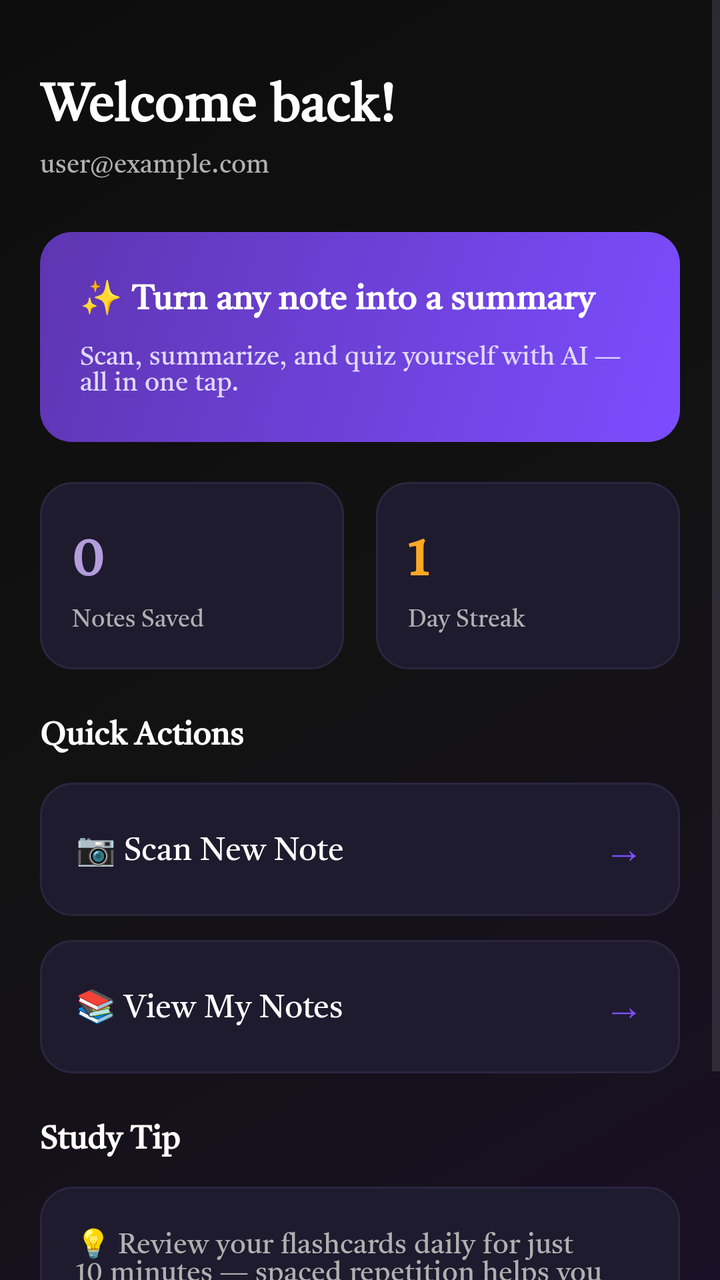
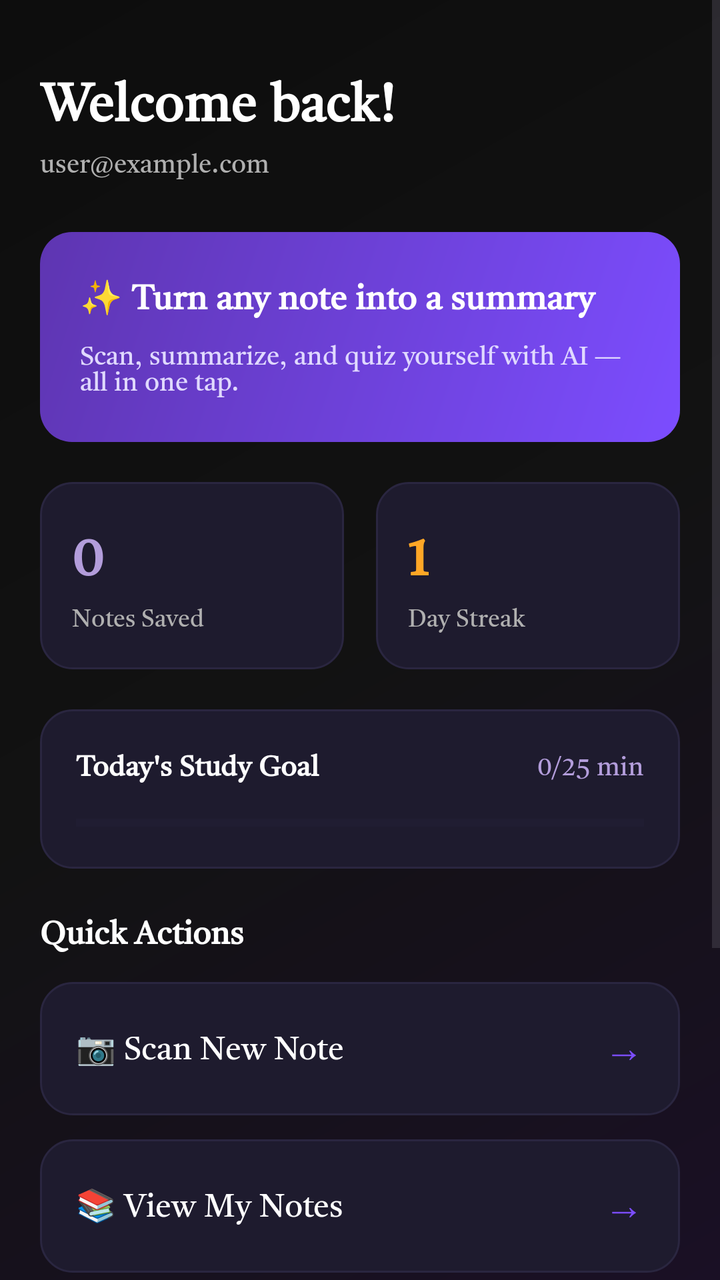

Two renders of the same Android screen: before a commit and after it. Below are the layout's source before the change and the commit's diff.
<!-- AndroidManifest.xml: application theme Theme.Scanlern -->
<!-- res/layout/fragment_home.xml -->
<?xml version="1.0" encoding="utf-8"?>
<ScrollView xmlns:android="http://schemas.android.com/apk/res/android"
    xmlns:app="http://schemas.android.com/apk/res-auto"
    xmlns:tools="http://schemas.android.com/tools"
    android:layout_width="match_parent"
    android:layout_height="match_parent"
    android:background="@drawable/bg_gradient_main"
    tools:context=".HomeFragment">

    <LinearLayout
        android:layout_width="match_parent"
        android:layout_height="wrap_content"
        android:orientation="vertical"
        android:padding="20dp">

        <TextView
            android:id="@+id/tvWelcome"
            android:layout_width="match_parent"
            android:layout_height="wrap_content"
            android:text="Welcome back!"
            android:textSize="26sp"
            android:textStyle="bold"
            android:textColor="@color/text_primary"
            android:layout_marginTop="12dp" />

        <TextView
            android:id="@+id/tvUserEmail"
            android:layout_width="match_parent"
            android:layout_height="wrap_content"
            android:text="user@example.com"
            android:textSize="13sp"
            android:textColor="@color/text_secondary"
            android:layout_marginBottom="24dp" />

        
        <LinearLayout
            android:layout_width="match_parent"
            android:layout_height="wrap_content"
            android:orientation="vertical"
            android:background="@drawable/bg_card_accent"
            android:padding="20dp"
            android:layout_marginBottom="20dp">

            <TextView
                android:layout_width="match_parent"
                android:layout_height="wrap_content"
                android:text="✨ Turn any note into a summary"
                android:textSize="17sp"
                android:textStyle="bold"
                android:textColor="@color/white" />

            <TextView
                android:layout_width="match_parent"
                android:layout_height="wrap_content"
                android:text="Scan, summarize, and quiz yourself with AI — all in one tap."
                android:textSize="13sp"
                android:textColor="#E0D9FF"
                android:layout_marginTop="6dp" />

        </LinearLayout>

        
        <LinearLayout
            android:layout_width="match_parent"
            android:layout_height="wrap_content"
            android:orientation="horizontal"
            android:layout_marginBottom="20dp">

            <LinearLayout
                android:layout_width="0dp"
                android:layout_height="wrap_content"
                android:layout_weight="1"
                android:orientation="vertical"
                android:background="@drawable/bg_card"
                android:padding="16dp"
                android:layout_marginEnd="8dp">

                <TextView
                    android:id="@+id/tvTotalNotes"
                    android:layout_width="wrap_content"
                    android:layout_height="wrap_content"
                    android:text="0"
                    android:textSize="28sp"
                    android:textStyle="bold"
                    android:textColor="@color/primary_light" />

                <TextView
                    android:layout_width="wrap_content"
                    android:layout_height="wrap_content"
                    android:text="Notes Saved"
                    android:textSize="12sp"
                    android:textColor="@color/text_secondary" />

            </LinearLayout>

            <LinearLayout
                android:layout_width="0dp"
                android:layout_height="wrap_content"
                android:layout_weight="1"
                android:orientation="vertical"
                android:background="@drawable/bg_card"
                android:padding="16dp"
                android:layout_marginStart="8dp">

                <TextView
                    android:id="@+id/tvStreakDays"
                    android:layout_width="wrap_content"
                    android:layout_height="wrap_content"
                    android:text="1"
                    android:textSize="28sp"
                    android:textStyle="bold"
                    android:textColor="@color/accent_warning" />

                <TextView
                    android:layout_width="wrap_content"
                    android:layout_height="wrap_content"
                    android:text="Day Streak"
                    android:textSize="12sp"
                    android:textColor="@color/text_secondary" />

            </LinearLayout>

        </LinearLayout>

        
        <TextView
            android:layout_width="wrap_content"
            android:layout_height="wrap_content"
            android:text="Quick Actions"
            android:textSize="16sp"
            android:textStyle="bold"
            android:textColor="@color/text_primary"
            android:layout_marginBottom="12dp" />

        <LinearLayout
            android:id="@+id/cardScan"
            android:layout_width="match_parent"
            android:layout_height="wrap_content"
            android:orientation="horizontal"
            android:gravity="center_vertical"
            android:background="@drawable/bg_card"
            android:padding="18dp"
            android:layout_marginBottom="12dp"
            android:clickable="true"
            android:focusable="true">

            <TextView
                android:layout_width="0dp"
                android:layout_height="wrap_content"
                android:layout_weight="1"
                android:text="📷 Scan New Note"
                android:textSize="16sp"
                android:textColor="@color/text_primary" />

            <TextView
                android:layout_width="wrap_content"
                android:layout_height="wrap_content"
                android:text="→"
                android:textSize="20sp"
                android:textColor="@color/primary" />

        </LinearLayout>

        <LinearLayout
            android:id="@+id/cardHistory"
            android:layout_width="match_parent"
            android:layout_height="wrap_content"
            android:orientation="horizontal"
            android:gravity="center_vertical"
            android:background="@drawable/bg_card"
            android:padding="18dp"
            android:layout_marginBottom="12dp"
            android:clickable="true"
            android:focusable="true">

            <TextView
                android:layout_width="0dp"
                android:layout_height="wrap_content"
                android:layout_weight="1"
                android:text="📚 View My Notes"
                android:textSize="16sp"
                android:textColor="@color/text_primary" />

            <TextView
                android:layout_width="wrap_content"
                android:layout_height="wrap_content"
                android:text="→"
                android:textSize="20sp"
                android:textColor="@color/primary" />

        </LinearLayout>

        
        <TextView
            android:layout_width="wrap_content"
            android:layout_height="wrap_content"
            android:text="Study Tip"
            android:textSize="16sp"
            android:textStyle="bold"
            android:textColor="@color/text_primary"
            android:layout_marginTop="8dp"
            android:layout_marginBottom="12dp" />

        <LinearLayout
            android:layout_width="match_parent"
            android:layout_height="wrap_content"
            android:orientation="vertical"
            android:background="@drawable/bg_card"
            android:padding="18dp"
            android:layout_marginBottom="24dp">

            <TextView
                android:layout_width="match_parent"
                android:layout_height="wrap_content"
                android:text="💡 Review your flashcards daily for just 10 minutes — spaced repetition helps you remember 80% more."
                android:textSize="14sp"
                android:textColor="@color/text_secondary" />

        </LinearLayout>

        <com.google.android.gms.ads.AdView
            android:id="@+id/adView"
            android:layout_width="wrap_content"
            android:layout_height="wrap_content"
            android:layout_gravity="center"
            app:adSize="BANNER"
            app:adUnitId="ca-app-pub-9996958856491734/5807965640" />

        <View
            android:layout_width="match_parent"
            android:layout_height="20dp" />

    </LinearLayout>

</ScrollView>
<!-- resources referenced by this layout -->
<resources>
  <color name="accent_warning">#FFA726</color>
  <color name="primary">#7C4DFF</color>
  <color name="primary_light">#B39DDB</color>
  <color name="text_primary">#FFFFFF</color>
  <color name="text_secondary">#B0B0B0</color>
  <color name="white">#FFFFFFFF</color>
  <!-- drawable bg_card (drawable) -->
  <?xml version="1.0" encoding="utf-8"?>
  <shape xmlns:android="http://schemas.android.com/apk/res/android"
      android:shape="rectangle">
      <solid android:color="#1E1B2E" />
      <corners android:radius="16dp" />
      <stroke
          android:width="1dp"
          android:color="#2A2640" />
  </shape>
  <!-- drawable bg_card_accent (drawable) -->
  <?xml version="1.0" encoding="utf-8"?>
  <shape xmlns:android="http://schemas.android.com/apk/res/android"
      android:shape="rectangle">
      <gradient
          android:startColor="#7C4DFF"
          android:endColor="#5E35B1"
          android:angle="135" />
      <corners android:radius="16dp" />
  </shape>
  <!-- drawable bg_gradient_main (drawable) -->
  <?xml version="1.0" encoding="utf-8"?>
  <shape xmlns:android="http://schemas.android.com/apk/res/android"
      android:shape="rectangle">
      <gradient
          android:startColor="#1A1025"
          android:centerColor="#121212"
          android:endColor="#0D0D0D"
          android:angle="135" />
  </shape>
  <style name="Theme.Scanlern" parent="Base.Theme.Scanlern" />
  <style name="Base.Theme.Scanlern" parent="Theme.Material3.DayNight.NoActionBar">
          <item name="colorPrimary">@color/primary</item>
          <item name="colorPrimaryDark">@color/primary_dark</item>
          <item name="colorAccent">@color/primary_light</item>
          <item name="android:colorBackground">@color/background_dark</item>
          <item name="android:statusBarColor">@color/background_dark</item>
          <item name="android:windowLightStatusBar">false</item>
          <item name="android:fontFamily">@font/poppins_family</item>
          <item name="fontFamily">@font/poppins_family</item>
      </style>
  <color name="primary_dark">#5E35B1</color>
  <color name="background_dark">#121212</color>
</resources>

<!-- the commit's change to res/layout/fragment_home.xml (unified diff, before → after) -->
@@ -119,6 +119,50 @@
                     android:textColor="@color/text_secondary" />
 
             </LinearLayout>
+        </LinearLayout>
+        <LinearLayout
+            android:layout_width="match_parent"
+            android:layout_height="wrap_content"
+            android:orientation="vertical"
+            android:background="@drawable/bg_card"
+            android:padding="18dp"
+            android:layout_marginBottom="20dp">
+
+            <LinearLayout
+                android:layout_width="match_parent"
+                android:layout_height="wrap_content"
+                android:orientation="horizontal"
+                android:gravity="center_vertical">
+
+                <TextView
+                    android:layout_width="0dp"
+                    android:layout_height="wrap_content"
+                    android:layout_weight="1"
+                    android:text="Today's Study Goal"
+                    android:textSize="14sp"
+                    android:textStyle="bold"
+                    android:textColor="@color/text_primary" />
+
+                <TextView
+                    android:id="@+id/tvGoalProgress"
+                    android:layout_width="wrap_content"
+                    android:layout_height="wrap_content"
+                    android:text="0/25 min"
+                    android:textSize="13sp"
+                    android:textColor="@color/primary_light" />
+
+            </LinearLayout>
+
+            <ProgressBar
+                android:id="@+id/goalProgressBar"
+                style="?android:attr/progressBarStyleHorizontal"
+                android:layout_width="match_parent"
+                android:layout_height="10dp"
+                android:layout_marginTop="12dp"
+                android:max="100"
+                android:progress="0"
+                android:progressTint="@color/primary"
+                android:progressBackgroundTint="#2A2640" />
 
         </LinearLayout>
 
